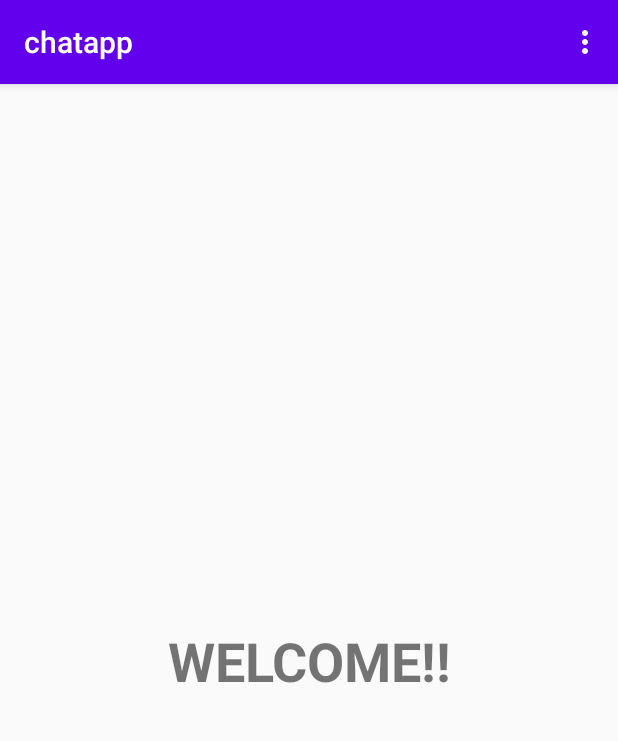
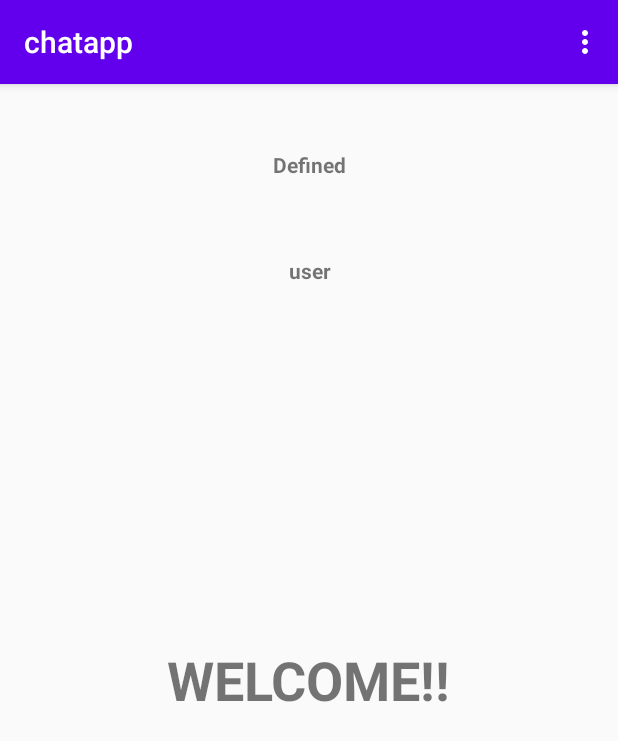
Before and after one commit to fatihhcan/Kotlin-ChatApp, an Android app: the screen it shows after launch once a user with an empty profile is signed in (MainActivity), on a phone screen of 412 x 824 dp. Shown: the top 741 px of the screen. Run offline under Robolectric (Android 15) with nearby library versions, the phone set to English and light mode, and no system bars; our stand-ins replace Firebase (no records; nobody signed in at launch, a user with empty details on screens opened directly).

Commit message:
Account menu plugin and username updated.

```diff
--- a/app/src/main/java/com/example/chatapp/MainActivity.kt
+++ b/app/src/main/java/com/example/chatapp/MainActivity.kt
@@ -11,6 +11,7 @@ import com.google.android.gms.tasks.OnCompleteListener
 import com.google.android.gms.tasks.Task
 import com.google.firebase.auth.AuthResult
 import com.google.firebase.auth.FirebaseAuth
+import kotlinx.android.synthetic.main.activity_main.*
 import kotlinx.android.synthetic.main.activity_register.*
 
 class MainActivity : AppCompatActivity() {
@@ -23,6 +24,15 @@ class MainActivity : AppCompatActivity() {
         initAuthStateListener()
 
 
+    }
+
+    private fun setUserAbout() {
+        var user = FirebaseAuth.getInstance().currentUser
+        if (user != null){
+            textViewUserName.text = if (user.displayName.isNullOrEmpty()) "Defined" else user.displayName
+            textViewUserEmail.text = user.email
+            textViewUserUid.text = user.uid
+        }
     }
 
     private fun initAuthStateListener() {
@@ -56,6 +66,12 @@ class MainActivity : AppCompatActivity() {
                 logOut()
                 return true
             }
+            R.id.userSettings -> {
+                var intent=Intent(this,UserSettingsActivity::class.java)
+                startActivity(intent)
+                return true
+            }
+
         }
 
         return super.onOptionsItemSelected(item)
@@ -68,6 +84,8 @@ class MainActivity : AppCompatActivity() {
     override fun onResume() {
         super.onResume()
         userControl()
+        setUserAbout()
+
     }
 
     private fun userControl() {
--- a/app/src/main/res/layout/activity_main.xml
+++ b/app/src/main/res/layout/activity_main.xml
@@ -14,8 +14,46 @@
         android:textSize="36sp"
         android:textStyle="bold"
         app:layout_constraintBottom_toBottomOf="parent"
+        app:layout_constraintEnd_toEndOf="parent"
+        app:layout_constraintHorizontal_bias="0.497"
         app:layout_constraintLeft_toLeftOf="parent"
         app:layout_constraintRight_toRightOf="parent"
+        app:layout_constraintStart_toStartOf="parent"
+        app:layout_constraintTop_toTopOf="parent"
+        app:layout_constraintVertical_bias="0.518" />
+
+    <TextView
+        android:id="@+id/textViewUserName"
+        android:layout_width="wrap_content"
+        android:layout_height="wrap_content"
+        android:layout_marginTop="44dp"
+        android:text="User Name :"
+        android:textStyle="bold"
+        app:layout_constraintEnd_toEndOf="parent"
+        app:layout_constraintStart_toStartOf="parent"
         app:layout_constraintTop_toTopOf="parent" />
 
+    <TextView
+        android:id="@+id/textViewUserEmail"
+        android:layout_width="wrap_content"
+        android:layout_height="wrap_content"
+        android:layout_marginTop="16dp"
+        android:text="User Email :"
+        android:textStyle="bold"
+        app:layout_constraintEnd_toEndOf="@+id/textViewUserName"
+        app:layout_constraintStart_toStartOf="@+id/textViewUserName"
+        app:layout_constraintTop_toBottomOf="@+id/textViewUserName" />
+
+    <TextView
+        android:id="@+id/textViewUserUid"
+        android:layout_width="wrap_content"
+        android:layout_height="wrap_content"
+        android:layout_marginTop="16dp"
+        android:text="User UID :"
+        android:textStyle="bold"
+        app:layout_constraintEnd_toEndOf="@+id/textViewUserEmail"
+        app:layout_constraintHorizontal_bias="1.0"
+        app:layout_constraintStart_toStartOf="@+id/textViewUserEmail"
+        app:layout_constraintTop_toBottomOf="@+id/textViewUserEmail" />
+
 </androidx.constraintlayout.widget.ConstraintLayout>
--- a/app/src/main/res/menu/home_menu.xml
+++ b/app/src/main/res/menu/home_menu.xml
@@ -1,4 +1,6 @@
 <?xml version="1.0" encoding="utf-8"?>
 <menu xmlns:android="http://schemas.android.com/apk/res/android">
 <item android:id="@+id/menuExit" android:title="Log out"></item>
+    <item android:id="@+id/userSettings" android:title="User Settings"></item>
+
 </menu>
```
Also changed, not shown: app/src/main/AndroidManifest.xml (+3 -4 lines), app/src/main/java/com/example/chatapp/UserSettingsActivity.kt (added, +58 -0 lines), app/src/main/res/layout/activity_user_settings.xml (added, +77 -0 lines), app/src/main/java/com/example/chatapp/DialogueFragment.kt (line endings or trailing spaces).
